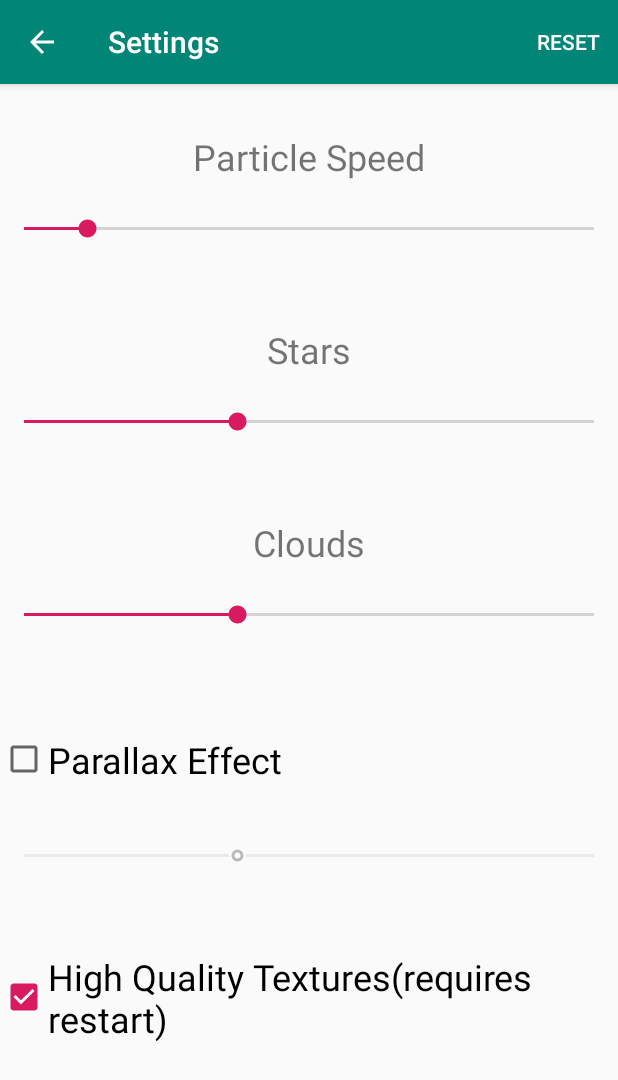
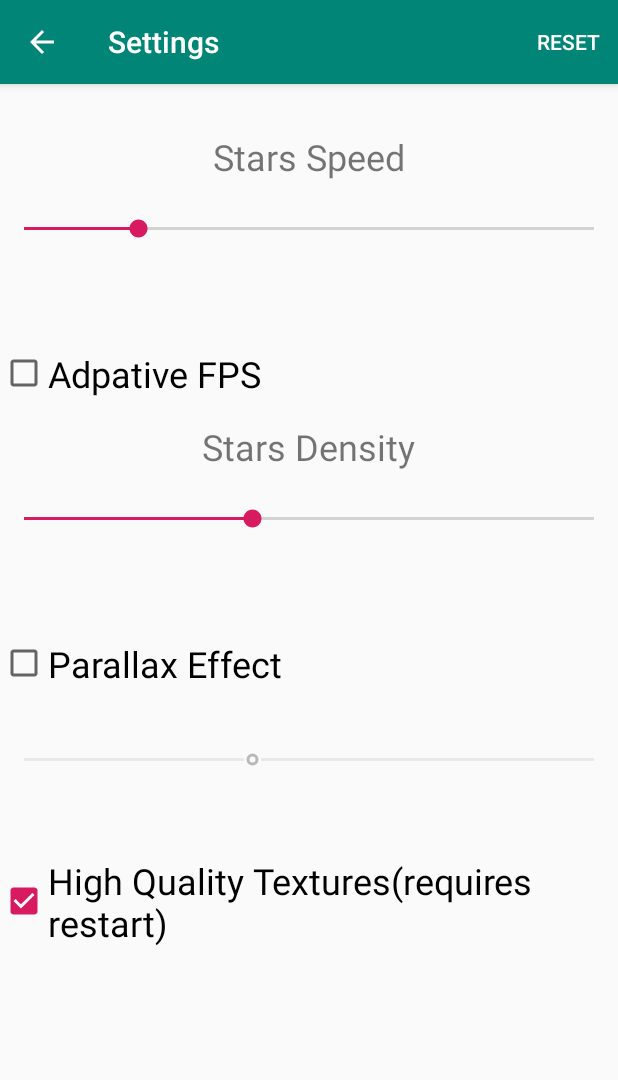
Before and after one commit to drdwrd/StarfieldLiveWallpaper, an Android app: the screen it shows after launch (StarfieldSettingsActivity), after a tap on "SETTINGS", on a phone screen of 412 x 824 dp. Shown: the top 1080 px of the screen. Run offline under Robolectric (Android 15) with nearby library versions, the phone set to English and light mode, and no system bars.

Commit message:
adaptive fps, fixes...

```diff
--- a/Starfield/src/main/AndroidManifest.xml
+++ b/Starfield/src/main/AndroidManifest.xml
@@ -9,6 +9,7 @@
 
     <application
             android:allowBackup="true"
+            android:fullBackupContent="true"
             android:icon="@mipmap/ic_starfield"
             android:label="@string/app_name"
             android:roundIcon="@mipmap/ic_starfield_round"
--- a/Starfield/src/main/java/drwdrd/ktdev/starfield/SettingsProvider.kt
+++ b/Starfield/src/main/java/drwdrd/ktdev/starfield/SettingsProvider.kt
@@ -9,8 +9,7 @@ import java.lang.NumberFormatException
 object SettingsProvider {
 
     private const val DEFAULT_PARTICLE_SPEED = 0.2f
-    private const val DEFAULT_STAR_PARTICLE_SPAWN_TIME = 0.1
-    private const val DEFAULT_CLOUD_PARTICLE_SPAWN_TIME = 1.0
+    private const val DEFAULT_PARTICLE_SPAWN_TIME_MULTIPLIER = 0.1
     private const val DEFAULT_PARALLAX_EFFECT_MULTIPLIER = 0.2f
     private const val DEFAULT_ENABLE_PARALLAX_EFFECT = false
     private const val DEFAULT_TEXTURE_QUALITY_LEVEL = 0
@@ -39,9 +38,7 @@ object SettingsProvider {
 
     var particleSpeed = DEFAULT_PARTICLE_SPEED                     // (0.1, 10.0) ????
 
-    var starParticlesSpawnTime = DEFAULT_STAR_PARTICLE_SPAWN_TIME       //in ms time delay between star particles spawn
-
-    var cloudParticleSpawnTime = DEFAULT_CLOUD_PARTICLE_SPAWN_TIME        //in ms time delay between cloud particles spawn
+    var particlesSpawnTimeMultiplier = DEFAULT_PARTICLE_SPAWN_TIME_MULTIPLIER       //in ms time delay between star particles spawn
 
     var parallaxEffectMultiplier = DEFAULT_PARALLAX_EFFECT_MULTIPLIER
 
@@ -56,8 +53,7 @@ object SettingsProvider {
     fun resetSettings() {
         parallaxEffectEngineType = ParallaxEffectEngineType.Unknown
         particleSpeed = DEFAULT_PARTICLE_SPEED
-        starParticlesSpawnTime = DEFAULT_STAR_PARTICLE_SPAWN_TIME
-        cloudParticleSpawnTime = DEFAULT_CLOUD_PARTICLE_SPAWN_TIME
+        particlesSpawnTimeMultiplier = DEFAULT_PARTICLE_SPAWN_TIME_MULTIPLIER
         parallaxEffectMultiplier = DEFAULT_PARALLAX_EFFECT_MULTIPLIER
         enableParallaxEffect = DEFAULT_ENABLE_PARALLAX_EFFECT
         textureQualityLevel = DEFAULT_TEXTURE_QUALITY_LEVEL
@@ -68,8 +64,7 @@ object SettingsProvider {
         File(context.filesDir, filename).bufferedWriter().use {
             it.write("parallaxEffectEngineType=${parallaxEffectEngineType.type}\n")
             it.write("particleSpeed=$particleSpeed\n")
-            it.write("starParticlesSpawnTime=$starParticlesSpawnTime\n")
-            it.write("cloudParticleSpawnTime=$cloudParticleSpawnTime\n")
+            it.write("particlesSpawnTimeMultiplier=$particlesSpawnTimeMultiplier\n")
             it.write("parallaxEffectMultiplier=$parallaxEffectMultiplier\n")
             it.write("enableParallaxEffect=$enableParallaxEffect\n")
             it.write("baseTextureQualityLevel=$baseTextureQualityLevel\n")
@@ -87,8 +82,7 @@ object SettingsProvider {
                         when (s[0]) {
                             "parallaxEffectEngineType" -> parallaxEffectEngineType = ParallaxEffectEngineType.fromInt(s[1].toInt())
                             "particleSpeed" -> particleSpeed = s[1].toFloat()
-                            "starParticlesSpawnTime" -> starParticlesSpawnTime = s[1].toDouble()
-                            "cloudParticleSpawnTime" -> cloudParticleSpawnTime = s[1].toDouble()
+                            "particlesSpawnTimeMultiplier" -> particlesSpawnTimeMultiplier = s[1].toDouble()
                             "parallaxEffectMultiplier" -> parallaxEffectMultiplier = s[1].toFloat()
                             "enableParallaxEffect" -> enableParallaxEffect = s[1].toBoolean()
                             "baseTextureQualityLevel" -> baseTextureQualityLevel = s[1].toInt()
--- a/Starfield/src/main/java/drwdrd/ktdev/starfield/StarfieldRenderer.kt
+++ b/Starfield/src/main/java/drwdrd/ktdev/starfield/StarfieldRenderer.kt
@@ -36,8 +36,6 @@ private const val maxStarParticlesCount = 1000        //hard limit just in case.
 private const val maxCloudParticlesCount = 200        //hard limit just in case...
 
 
-//TODO: adaptive fps...
-
 class StarfieldRenderer private constructor(_context: Context) : GLSurfaceView.Renderer, GLWallpaperService.WallpaperLiveCycleListener, GLWallpaperService.OnOffsetChangedListener {
 
     constructor(_context : Context, file : String) : this(_context) {
@@ -52,12 +50,12 @@ class StarfieldRenderer private constructor(_context: Context) : GLSurfaceView.R
         }
         fpsCounter.onMeasureListener = object : FpsCounter.OnMeasureListener {
             override fun onMeasure(frameTime: Double) {
-                if(frameTime > 17.0) {
-                    maxStarParticleSpawnTime += 0.01
-                    maxCloudParticleSpawnTime += 0.1
-                } else {
-                    maxStarParticleSpawnTime -= 0.01
-                    maxCloudParticleSpawnTime -= 0.1
+                if(frameTime > 16.7) {
+                    maxStarParticleSpawnTime += 0.001
+                    maxCloudParticleSpawnTime += 0.01
+                } else if(frameTime < 16.6) {
+                    maxStarParticleSpawnTime -= 0.001
+                    maxCloudParticleSpawnTime -= 0.01
                 }
                 Log.debug("frameTime=%.2f ms".format(frameTime))
             }
@@ -75,7 +73,7 @@ class StarfieldRenderer private constructor(_context: Context) : GLSurfaceView.R
     private lateinit var cloudspritesTexture : Texture
     private lateinit var noiseTexture : Texture
     private val timer = Timer()
-    private val fpsCounter = FpsCounter(5.0)
+    private val fpsCounter = FpsCounter(2.0)
     private var lastStarParticleSpawnTime = 1000.0
     private val starSprites : MutableList<Particle> = ArrayList()
     private var lastCloudParticleSpawnTime = 1000.0
@@ -89,8 +87,8 @@ class StarfieldRenderer private constructor(_context: Context) : GLSurfaceView.R
 
     //global preferences
     private var particleSpeed = SettingsProvider.particleSpeed
-    private var maxStarParticleSpawnTime = SettingsProvider.starParticlesSpawnTime
-    private var maxCloudParticleSpawnTime = SettingsProvider.cloudParticleSpawnTime
+    private var maxStarParticleSpawnTime = SettingsProvider.particlesSpawnTimeMultiplier
+    private var maxCloudParticleSpawnTime = 10.0 * SettingsProvider.particlesSpawnTimeMultiplier
 
     private fun getParallaxEffectEngine() : SettingsProvider.ParallaxEffectEngineType {
         val sensorManager = context.getSystemService(Context.SENSOR_SERVICE) as SensorManager
@@ -125,10 +123,12 @@ class StarfieldRenderer private constructor(_context: Context) : GLSurfaceView.R
         val version = GLES20.glGetString(GLES20.GL_VERSION)
         val vendor = GLES20.glGetString(GLES20.GL_VENDOR)
         val renderer = GLES20.glGetString(GLES20.GL_RENDERER)
+        val extensions = GLES20.glGetString(GLES20.GL_EXTENSIONS)
 
         Log.info("OpenGL version: $version")
         Log.info("OpenGL vendor: $vendor")
         Log.info("OpenGL renderer: $renderer")
+        Log.info("OpenGL extensions: $extensions")
 
         if(SettingsProvider.baseTextureQualityLevel >= SettingsProvider.TEXTURE_QUALITY_UNKNOWN) {
             SettingsProvider.baseTextureQualityLevel = getTextureBaseQualityLevel()
@@ -383,8 +383,8 @@ class StarfieldRenderer private constructor(_context: Context) : GLSurfaceView.R
             parallaxEffectEngine.connect(sensorManager)
         }
         particleSpeed = SettingsProvider.particleSpeed
-        maxStarParticleSpawnTime = SettingsProvider.starParticlesSpawnTime
-        maxCloudParticleSpawnTime = SettingsProvider.cloudParticleSpawnTime
+        maxStarParticleSpawnTime = SettingsProvider.particlesSpawnTimeMultiplier
+        maxCloudParticleSpawnTime = 10.0 * SettingsProvider.particlesSpawnTimeMultiplier
         eye.setLookAt(vector3f(0.0f, 0.0f, 0.0f), vector3f(0.0f, 0.0f, 1.0f), vector3f(0.0f, 1.0f, 0.0f))
         timer.reset()
     }
--- a/Starfield/src/main/java/drwdrd/ktdev/starfield/StarfieldSettingsActivity.kt
+++ b/Starfield/src/main/java/drwdrd/ktdev/starfield/StarfieldSettingsActivity.kt
@@ -12,7 +12,6 @@ class StarfieldSettingsActivity : AppCompatActivity() {
 
     private lateinit var particleSpeedSlider : SeekBar
     private lateinit var starsSpawnTimeSlider : SeekBar
-    private lateinit var cloudsSpawnTimeSlider : SeekBar
     private lateinit var parallaxEffectMultiplierSlider : SeekBar
     private lateinit var parallaxEffectEnabledCheckBox : CheckBox
     private  lateinit var highQualityTexturesCheckBox : CheckBox
@@ -39,26 +38,10 @@ class StarfieldSettingsActivity : AppCompatActivity() {
         })
 
         starsSpawnTimeSlider = findViewById(R.id.starsSpawnTimeSlider)
-        starsSpawnTimeSlider.progress = (SettingsProvider.starParticlesSpawnTime * 1000.0).toInt()
+        starsSpawnTimeSlider.progress = (SettingsProvider.particlesSpawnTimeMultiplier * 100.0).toInt()
         starsSpawnTimeSlider.setOnSeekBarChangeListener(object : SeekBar.OnSeekBarChangeListener {
             override fun onProgressChanged(seekBar: SeekBar?, progress: Int, fromUser: Boolean) {
-                SettingsProvider.starParticlesSpawnTime = progress.toDouble() / 1000.0
-            }
-
-            override fun onStartTrackingTouch(seekBar: SeekBar?) {
-
-            }
-
-            override fun onStopTrackingTouch(seekBar: SeekBar?) {
-
-            }
-        })
-
-        cloudsSpawnTimeSlider = findViewById(R.id.cloudsSpawnTimeSlider)
-        cloudsSpawnTimeSlider.progress = (SettingsProvider.cloudParticleSpawnTime * 100.0).toInt()
-        cloudsSpawnTimeSlider.setOnSeekBarChangeListener(object : SeekBar.OnSeekBarChangeListener {
-            override fun onProgressChanged(seekBar: SeekBar?, progress: Int, fromUser: Boolean) {
-                SettingsProvider.cloudParticleSpawnTime = progress.toDouble() / 100.0
+                SettingsProvider.particlesSpawnTimeMultiplier = progress.toDouble() / 100.0
             }
 
             override fun onStartTrackingTouch(seekBar: SeekBar?) {
@@ -118,8 +101,7 @@ class StarfieldSettingsActivity : AppCompatActivity() {
         if(item?.itemId == R.id.menuResetSettings) {
             SettingsProvider.resetSettings()
             particleSpeedSlider.progress = (SettingsProvider.particleSpeed * 10.0f).toInt()
-            starsSpawnTimeSlider.progress = (SettingsProvider.starParticlesSpawnTime * 1000.0).toInt()
-            cloudsSpawnTimeSlider.progress = (SettingsProvider.cloudParticleSpawnTime * 100.0).toInt()
+            starsSpawnTimeSlider.progress = (SettingsProvider.particlesSpawnTimeMultiplier * 100.0).toInt()
             parallaxEffectEnabledCheckBox.isChecked = SettingsProvider.enableParallaxEffect
             parallaxEffectMultiplierSlider.isEnabled = SettingsProvider.enableParallaxEffect
             parallaxEffectMultiplierSlider.progress = (SettingsProvider.parallaxEffectMultiplier * 50.0f).toInt()
--- a/Starfield/src/main/res/layout/settings_activity.xml
+++ b/Starfield/src/main/res/layout/settings_activity.xml
@@ -6,7 +6,7 @@
     <LinearLayout
             android:orientation="vertical"
             android:layout_width="match_parent"
-            android:layout_height="match_parent">
+            android:layout_height="wrap_content">
 
         <LinearLayout
                 android:orientation="vertical"
@@ -19,13 +19,12 @@
                     android:layout_width="wrap_content"
                     android:layout_height="wrap_content"
                     android:layout_gravity="center"
-                    android:text="Particle Speed"
+                    android:text="@string/label_stars_speed"
                     android:textSize="24sp"/>
             <SeekBar
                     android:id="@+id/particleSpeedSlider"
                     android:layout_width="match_parent"
                     android:layout_height="64dp"
-                    android:min="1"
                     android:max="10"
                     android:progress="2"/>
 
@@ -38,42 +37,26 @@
                 android:layout_marginTop="16dp"
                 android:layout_marginBottom="16dp">
 
+            <CheckBox
+                    android:layout_width="match_parent"
+                    android:layout_height="wrap_content"
+                    android:layout_marginTop="16dp"
+                    android:layout_marginBottom="16dp"
+                    android:text="@string/btn_adaptive_fps"
+                    android:textSize="24sp"/>
+
             <TextView
                     android:layout_width="wrap_content"
                     android:layout_height="wrap_content"
                     android:layout_gravity="center"
-                    android:text="Stars"
+                    android:text="@string/label_stars_density"
                     android:textSize="24sp"/>
             <SeekBar
                     android:id="@+id/starsSpawnTimeSlider"
                     android:layout_width="match_parent"
                     android:layout_height="64dp"
-                    android:min="10"
-                    android:max="250"
-                    android:progress="50"/>
-
-        </LinearLayout>
-
-        <LinearLayout
-                android:orientation="vertical"
-                android:layout_width="match_parent"
-                android:layout_height="wrap_content"
-                android:layout_marginTop="16dp"
-                android:layout_marginBottom="16dp">
-
-            <TextView
-                    android:layout_width="wrap_content"
-                    android:layout_height="wrap_content"
-                    android:layout_gravity="center"
-                    android:text="Clouds"
-                    android:textSize="24sp"/>
-            <SeekBar
-                    android:id="@+id/cloudsSpawnTimeSlider"
-                    android:layout_width="match_parent"
-                    android:layout_height="64dp"
-                    android:min="10"
-                    android:max="250"
-                    android:progress="50"/>
+                    android:max="25"
+                    android:progress="10"/>
 
         </LinearLayout>
 
@@ -90,14 +73,13 @@
                     android:layout_height="wrap_content"
                     android:layout_marginTop="16dp"
                     android:layout_marginBottom="16dp"
-                    android:text="Parallax Effect"
+                    android:text="@string/label_parallax_effect"
                     android:textSize="24sp"/>
 
             <SeekBar
                     android:id="@+id/parallaxEffectMultiplierSlider"
                     android:layout_width="match_parent"
                     android:layout_height="64dp"
-                    android:min="1"
                     android:max="25"
                     android:progress="10"/>
 
@@ -109,7 +91,7 @@
                 android:layout_height="wrap_content"
                 android:layout_marginTop="16dp"
                 android:layout_marginBottom="16dp"
-                android:text="High Quality Textures(requires restart)"
+                android:text="@string/btn_texture_quality"
                 android:textSize="24sp"/>
 
     </LinearLayout>
--- a/Starfield/src/main/res/layout/starfield_activity.xml
+++ b/Starfield/src/main/res/layout/starfield_activity.xml
@@ -25,7 +25,7 @@
                 android:id="@+id/setDreamButton"
                 android:layout_width="match_parent"
                 android:layout_height="64dp"
-                android:text="Set Screensaver"/>
+                android:text="@string/btn_set_screensaver"/>
 
         <Button
                 android:id="@+id/editSettingsButton"
--- a/Starfield/src/main/res/menu/settings_menu.xml
+++ b/Starfield/src/main/res/menu/settings_menu.xml
@@ -4,7 +4,7 @@
     <item
        android:id="@+id/menuResetSettings"
        app:showAsAction="always"
-       android:title="Reset">
+       android:title="@string/menu_reset">
     </item>
 
 </menu>
--- a/Starfield/src/main/res/values/strings.xml
+++ b/Starfield/src/main/res/values/strings.xml
@@ -6,5 +6,14 @@
     <string name="settings_activity_title">Settings</string>
 
     <string name="btn_set_wallpaper">Set Wallpaper</string>
+    <string name="btn_set_screensaver">Set Screensaver</string>
     <string name="btn_edit_settings">Settings</string>
+
+    <string name="label_stars_speed">Stars Speed</string>
+    <string name="btn_adaptive_fps">Adpative FPS</string>
+    <string name="label_stars_density">Stars Density</string>
+    <string name="label_parallax_effect">Parallax Effect</string>
+    <string name="btn_texture_quality">High Quality Textures(requires restart)</string>
+
+    <string name="menu_reset">Reset</string>
 </resources>
```
